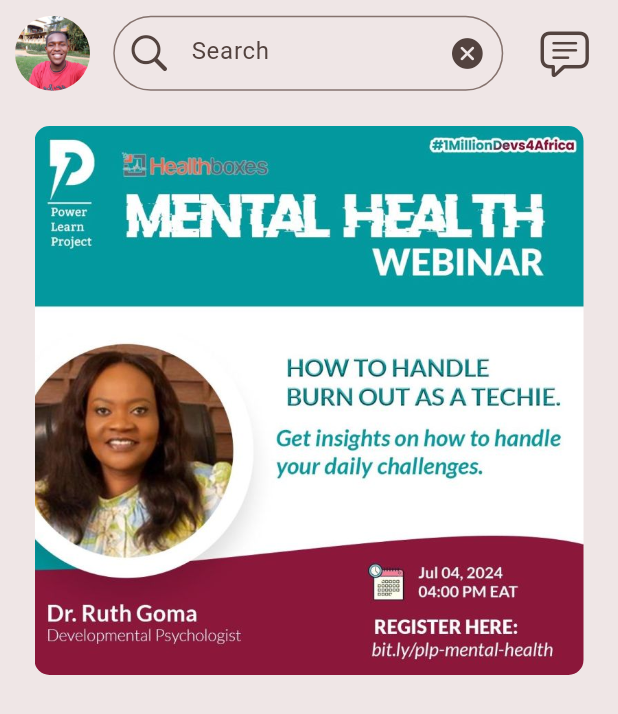
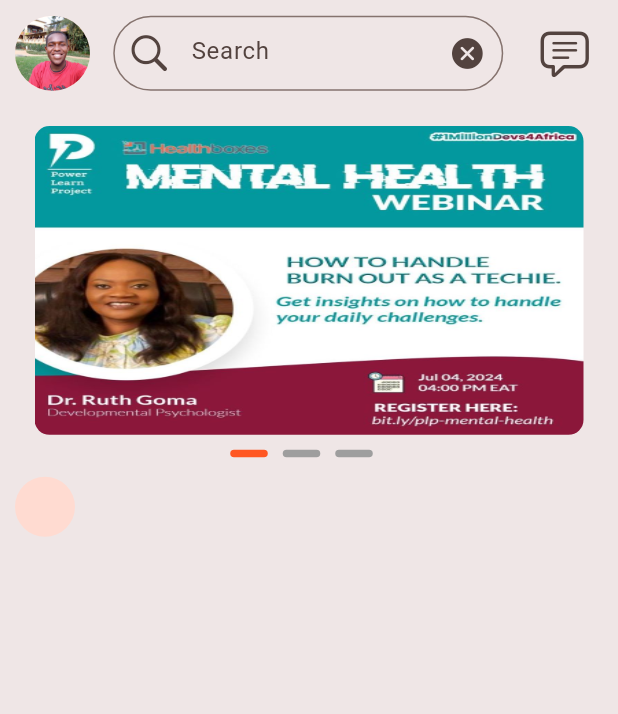
Before and after one commit to KaKaCodes1/UniKonnekt, a Flutter app: the screen it shows after launch, on a phone screen of 412 x 824 dp. Shown: the top 714 px of the screen. Run offline on Flutter 3.47's test engine with Material 3 defaults, Android fonts, the phone set to English and light mode, and no system bars; drawn by our look-alikes of carousel_slider; our stand-ins replace get.

Commit message:
Made the ads image slider on the home screen

```diff
--- /dev/null
+++ b/lib/controllers/slider_controller.dart
@@ -0,0 +1,11 @@
+import 'package:get/get.dart';
+
+class SliderController extends GetxController {
+  static SliderController get instance => Get.find();
+
+  final carouselCurrentIndex = 0.obs;
+
+  void updatePageIndicator(index){
+    carouselCurrentIndex.value = index;
+  }
+}
--- a/lib/screens/home_screen.dart
+++ b/lib/screens/home_screen.dart
@@ -1,8 +1,9 @@
 import 'package:flutter/cupertino.dart';
 import 'package:flutter/material.dart';
-import 'package:flutter/widgets.dart';
 
-import '../widgets/image_in_slider.dart';
+import '../widgets/ads_slider.dart';
+// import 'package:carousel_slider/carousel_slider.dart';
+// import '../widgets/image_in_slider.dart';
 
 class HomeScreen extends StatelessWidget {
   const HomeScreen({super.key});
@@ -64,10 +65,17 @@ class HomeScreen extends StatelessWidget {
 
               const SizedBox(height: 10,),
 
-              Padding(
-                padding: const EdgeInsets.all(13.0),
-                child: ImageInSlider(imageUrl: 'assets/images/mentalhealth.jpeg',),
+              //This contains my image sliders
+              const Padding(
+                padding: EdgeInsets.all(13.0),
+                child: AdsSlider(),
               ),
+
+              const Row(
+                children: [
+                  FeaturesIcon(),
+                ],
+              )
             ],
           ),
         ),
@@ -75,3 +83,19 @@ class HomeScreen extends StatelessWidget {
     );
   }
 }
+
+class FeaturesIcon extends StatelessWidget {
+  const FeaturesIcon({
+    super.key,
+  });
+
+  @override
+  Widget build(BuildContext context) {
+    return const Column(
+      children: [
+        CircleAvatar(),
+        Text('')
+      ],
+    );
+  }
+}
--- /dev/null
+++ b/lib/widgets/ads_slider.dart
@@ -0,0 +1,54 @@
+import 'package:carousel_slider/carousel_slider.dart';
+import 'package:flutter/material.dart';
+import 'package:get/get.dart';
+import 'package:unikonnect/controllers/slider_controller.dart';
+import 'package:unikonnect/widgets/image_in_slider.dart';
+
+class AdsSlider extends StatelessWidget {
+  const AdsSlider({
+    super.key,
+  });
+
+  @override
+  Widget build(BuildContext context) {
+    final controller = Get.put(SliderController());
+    return Column(
+      children: [
+        CarouselSlider(
+          options: CarouselOptions(
+            viewportFraction: 1,
+            onPageChanged: (index, _) => controller.updatePageIndicator(index),
+          ),
+          items: const[
+            ImageInSlider(imageUrl: 'assets/images/mentalhealth.jpeg',),
+            ImageInSlider(imageUrl: 'assets/images/alx banner.jpeg',),
+            ImageInSlider(imageUrl: 'assets/images/banner wit.png',),
+          ],
+        ),
+
+        const SizedBox(height: 10,),
+
+        Center(
+          child: Obx(
+            () => Row(
+              mainAxisSize: MainAxisSize.min,
+              children: [
+                for(int i = 0; i<3 ; i++)
+                  Container(
+                    width: 25,
+                    height: 5,
+                    margin: const EdgeInsets.only(right: 10),
+                    decoration: BoxDecoration(
+                      color: controller.carouselCurrentIndex.value == i ? Colors.deepOrange : Colors.grey,
+                      borderRadius: BorderRadius.circular(10.0),
+                    ),
+                  ),
+
+              ],
+            ),
+          ),
+        ),
+      ],
+    );
+  }
+}
--- a/lib/widgets/image_in_slider.dart
+++ b/lib/widgets/image_in_slider.dart
@@ -9,7 +9,7 @@ class ImageInSlider extends StatelessWidget {
     this.width,
     this.height,
     this.applyImageRadius = true,
-    this.fit = BoxFit.contain,
+    this.fit = BoxFit.fill,
     this.backgroundColor = Colors.white10,
     this.isNetworkImage = false,
     required this.imageUrl,
@@ -31,7 +31,7 @@ class ImageInSlider extends StatelessWidget {
     return GestureDetector(
       onTap: onPressed,
       child: Container(
-        width: width,
+        width: 450,
         height: height,
         padding: padding,
         decoration: BoxDecoration(
--- a/pubspec.yaml
+++ b/pubspec.yaml
@@ -36,6 +36,7 @@ dependencies:
   # Use with the CupertinoIcons class for iOS style icons.
   cupertino_icons: ^1.0.6
   carousel_slider: ^4.2.1
+  get: ^4.6.6
 
 dev_dependencies:
   flutter_test:
```
Also changed, not shown: assets/images/1.png (added), assets/images/2.png (added), assets/images/3.png (added), pubspec.lock.
